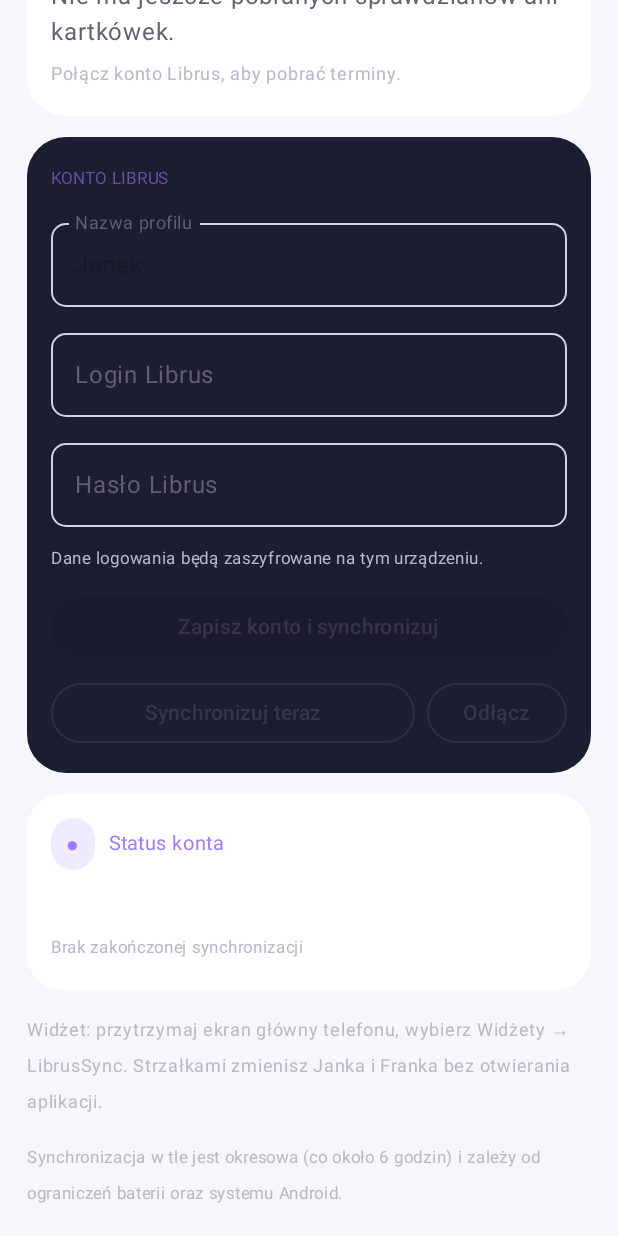
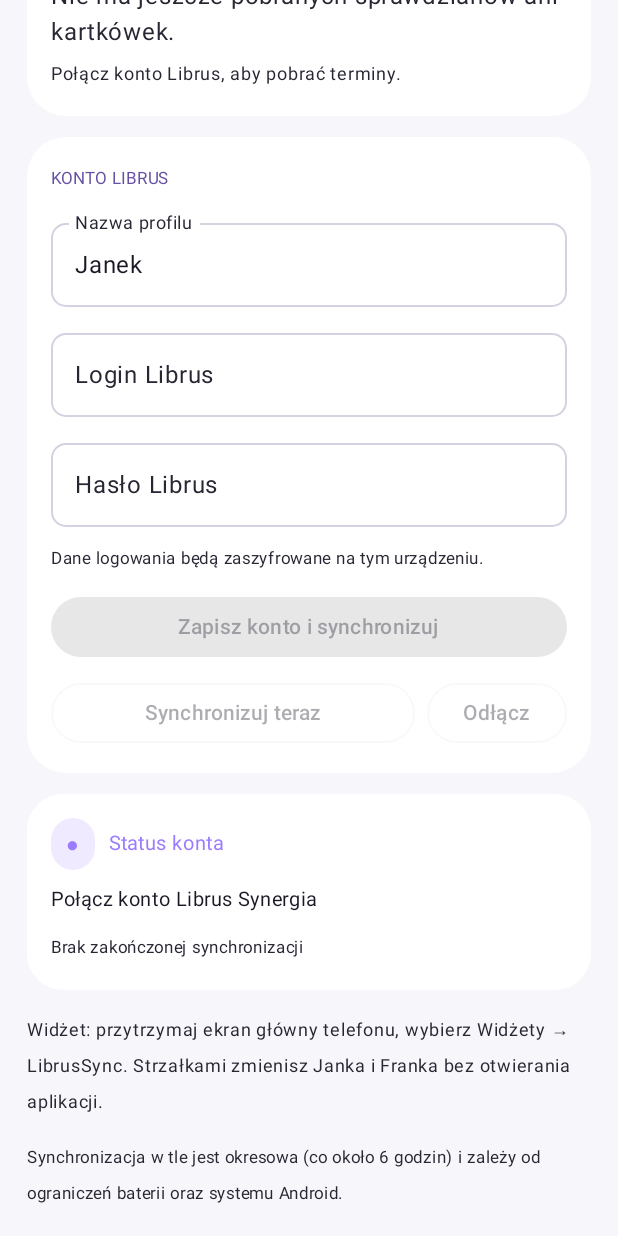
Before and after one commit to janczesko12/LibrusSync, an Android app built with Jetpack Compose: the screen it shows after launch (MainActivity), scrolled down 312 dp, on a phone screen of 412 x 824 dp. Run offline under Robolectric (Android 15) with nearby library versions, the phone set to English and light mode, and no system bars; 1 statement that could not run was skipped.

Commit message:
Fix light theme login panel and text contrast

```diff
--- a/android/app/src/main/java/pl/novydev/librussync/MainActivity.kt
+++ b/android/app/src/main/java/pl/novydev/librussync/MainActivity.kt
@@ -35,9 +35,7 @@ import java.util.Date
 import java.util.Locale
 
 private val Navy = Color(0xFF10111F)
-private val Panel = Color(0xFF1B1D30)
 private val Purple = Color(0xFF9B7BFF)
-private val Muted = Color(0xFFB8B8C8)
 
 class MainActivity : ComponentActivity() {
     override fun onCreate(savedInstanceState: Bundle?) {
@@ -95,7 +93,7 @@ private fun LibrusSyncApp(context: Context) {
         primary = Color(0xFF6650A4), background = Color(0xFFF7F7FB), surface = Color.White,
         onBackground = Color(0xFF191825), onSurface = Color(0xFF191825),
         onPrimary = Color.White, surfaceVariant = Color(0xFFECEAF4),
-        onSurfaceVariant = Color(0xFF625F70), outline = Color(0xFFD5D1E0)
+        onSurfaceVariant = Color(0xFF292633), outline = Color(0xFFD5D1E0)
     )
     MaterialTheme(
         colorScheme = appColors,
@@ -118,7 +116,7 @@ private fun LibrusSyncApp(context: Context) {
                         Text("Sprawdziany i kartkówki • Android", color = MaterialTheme.colorScheme.onSurfaceVariant, fontSize = 12.sp)
                     }
                     Surface(color = MaterialTheme.colorScheme.surfaceVariant, shape = RoundedCornerShape(50)) {
-                        Text("1.0.1", Modifier.padding(horizontal = 12.dp, vertical = 7.dp), color = Purple, fontSize = 12.sp)
+                        Text("1.0.3", Modifier.padding(horizontal = 12.dp, vertical = 7.dp), color = Purple, fontSize = 12.sp)
                     }
                 }
 
@@ -152,7 +150,7 @@ private fun LibrusSyncApp(context: Context) {
                             if (visibleEvents.isEmpty()) {
                                 Column(verticalArrangement = Arrangement.spacedBy(4.dp)) {
                                     Text("Nie ma jeszcze pobranych sprawdzianów ani kartkówek.", color = MaterialTheme.colorScheme.onSurfaceVariant)
-                                    Text("Połącz konto Librus, aby pobrać terminy.", color = Muted, fontSize = 12.sp)
+                                    Text("Połącz konto Librus, aby pobrać terminy.", color = MaterialTheme.colorScheme.onSurfaceVariant, fontSize = 12.sp)
                                 }
                             } else {
                                 Column(verticalArrangement = Arrangement.spacedBy(7.dp)) {
@@ -160,7 +158,7 @@ private fun LibrusSyncApp(context: Context) {
                                         EventRow(event)
                                     }
                                     if (visibleEvents.size > 5) {
-                                        Text("i jeszcze ${visibleEvents.size - 5} kolejnych…", color = Muted, fontSize = 12.sp)
+                                        Text("i jeszcze ${visibleEvents.size - 5} kolejnych…", color = MaterialTheme.colorScheme.onSurfaceVariant, fontSize = 12.sp)
                                     }
                                 }
                             }
@@ -168,7 +166,7 @@ private fun LibrusSyncApp(context: Context) {
                     }
                 }
 
-                Card(modifier = Modifier.animateContentSize(), colors = CardDefaults.cardColors(containerColor = Panel), shape = RoundedCornerShape(26.dp)) {
+                Card(modifier = Modifier.animateContentSize(), colors = CardDefaults.cardColors(containerColor = MaterialTheme.colorScheme.surface), shape = RoundedCornerShape(26.dp)) {
                     Column(Modifier.padding(16.dp), verticalArrangement = Arrangement.spacedBy(9.dp)) {
                         Text("KONTO LIBRUS", color = MaterialTheme.colorScheme.primary, fontSize = 11.sp)
                         OutlinedTextField(
@@ -187,7 +185,7 @@ private fun LibrusSyncApp(context: Context) {
                         )
                         Text(
                             if (AgendaStore.isConnected(context, profile)) "Dane konta są zapisane w Android Keystore." else "Dane logowania będą zaszyfrowane na tym urządzeniu.",
-                            color = Muted, fontSize = 11.sp
+                            color = MaterialTheme.colorScheme.onSurfaceVariant, fontSize = 11.sp
                         )
                         Button(
                             enabled = !busy && login.isNotBlank() && (password.isNotBlank() || AgendaStore.isConnected(context, profile)),
@@ -249,8 +247,8 @@ private fun LibrusSyncApp(context: Context) {
                     busy = busy,
                     lastSync = if (last > 0) SimpleDateFormat("dd.MM.yyyy, HH:mm", Locale("pl", "PL")).format(Date(last)) else null
                 )
-                Text("Widżet: przytrzymaj ekran główny telefonu, wybierz Widżety → LibrusSync. Strzałkami zmienisz Janka i Franka bez otwierania aplikacji.", color = Muted, fontSize = 12.sp)
-                Text("Synchronizacja w tle jest okresowa (co około 6 godzin) i zależy od ograniczeń baterii oraz systemu Android.", color = Muted, fontSize = 11.sp)
+                Text("Widżet: przytrzymaj ekran główny telefonu, wybierz Widżety → LibrusSync. Strzałkami zmienisz Janka i Franka bez otwierania aplikacji.", color = MaterialTheme.colorScheme.onSurfaceVariant, fontSize = 12.sp)
+                Text("Synchronizacja w tle jest okresowa (co około 6 godzin) i zależy od ograniczeń baterii oraz systemu Android.", color = MaterialTheme.colorScheme.onSurfaceVariant, fontSize = 11.sp)
             }
         }
     }
@@ -290,12 +288,12 @@ private fun EventRow(event: SchoolEvent) {
         Row(Modifier.padding(horizontal = 12.dp, vertical = 11.dp), verticalAlignment = Alignment.CenterVertically) {
             Column(Modifier.weight(1f), verticalArrangement = Arrangement.spacedBy(3.dp)) {
                 Text(event.subject.ifBlank { event.category.ifBlank { "Praca szkolna" } }, color = MaterialTheme.colorScheme.onSurface, fontSize = 14.sp)
-                Text(event.title, color = Muted, fontSize = 11.sp, maxLines = 2)
+                Text(event.title, color = MaterialTheme.colorScheme.onSurfaceVariant, fontSize = 11.sp, maxLines = 2)
             }
             Spacer(Modifier.width(10.dp))
             Column(horizontalAlignment = Alignment.End, verticalArrangement = Arrangement.spacedBy(3.dp)) {
                 Text(event.countdown, color = MaterialTheme.colorScheme.primary, fontSize = 12.sp)
-                Text(event.dateLabel, color = Muted, fontSize = 11.sp)
+                Text(event.dateLabel, color = MaterialTheme.colorScheme.onSurfaceVariant, fontSize = 11.sp)
             }
         }
     }
@@ -342,10 +340,10 @@ private fun StatusCard(status: String, busy: Boolean, lastSync: String?) {
                     trackColor = MaterialTheme.colorScheme.surfaceVariant
                 )
             }
-            Text(status, color = Color.White, fontSize = 13.sp)
+            Text(status, color = MaterialTheme.colorScheme.onSurface, fontSize = 13.sp)
             Text(
                 lastSync?.let { "Ostatnia synchronizacja: $it" } ?: "Brak zakończonej synchronizacji",
-                color = Muted, fontSize = 11.sp
+                color = MaterialTheme.colorScheme.onSurfaceVariant, fontSize = 11.sp
             )
         }
     }
```
